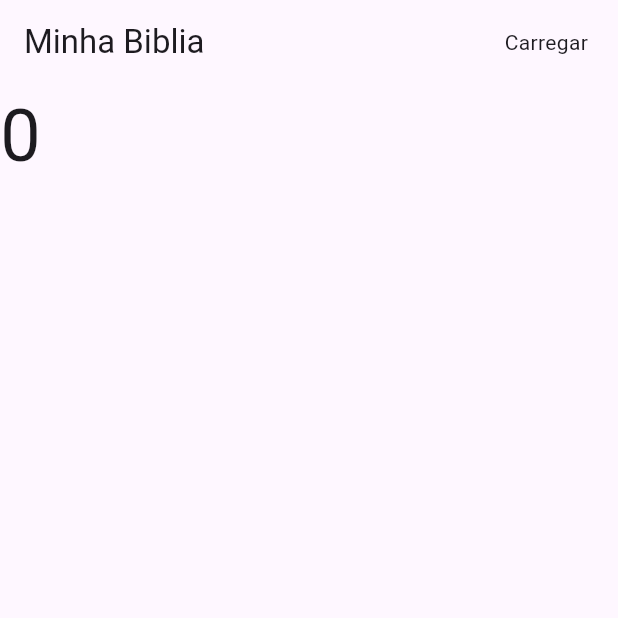
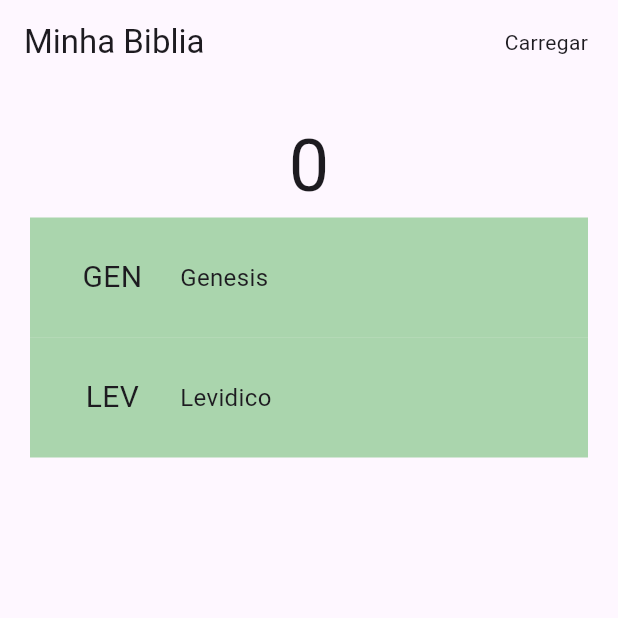
Before and after one commit to wstagf/ConstrucaoSoft-Flutter-Fatesg-2025.2, a Flutter app: the screen it shows after launch, on a phone screen of 412 x 824 dp, the top half of it. Run offline on Flutter 3.47's test engine with Material 3 defaults, Android fonts, the phone set to English and light mode, and no system bars; our stand-ins replace flutter_svg, fluttertoast.

Commit message:
Criado o widget para exibiur um livro

```diff
--- a/Aula11/client_api/lib/listaPage.dart
+++ b/Aula11/client_api/lib/listaPage.dart
@@ -28,6 +28,37 @@ class _ListaPageState extends State<ListaPage> {
     });
   }
 
+  Widget cadaLivroWidget({required String code, required String nome}) {
+    return Container(
+      margin: EdgeInsets.all(0),
+      color: Colors.green.withAlpha(120),
+      padding: EdgeInsets.all(20),
+      height: 80,
+      child: Row(
+        children: [
+          Container(
+            width: 70,
+            child: Text(
+              code,
+              style: TextStyle(fontSize: 20),
+              textAlign: TextAlign.center,
+            ),
+          ),
+          Container(
+            width: 10,
+          ),
+          Expanded(
+            child: Text(
+              nome,
+              style: TextStyle(fontSize: 16),
+              textAlign: TextAlign.start,
+            ),
+          ),
+        ],
+      ),
+    );
+  }
+
   @override
   Widget build(BuildContext context) {
     return Scaffold(
@@ -45,13 +76,18 @@ class _ListaPageState extends State<ListaPage> {
           ),
         ],
       ),
-      body: Column(
+      body: Padding(
+        padding: const EdgeInsets.all(20.0),
+        child: Column(
           children: [
             Text(
               listaLivros.length.toString(),
               style: TextStyle(fontSize: 48),
             ),
+            cadaLivroWidget(code: "GEN", nome: "Genesis"),
+            cadaLivroWidget(code: "LEV", nome: "Levidico"),
           ],
+        ),
       ),
     );
   }
```
Lines whose indentation alone changed are shown as unchanged.
